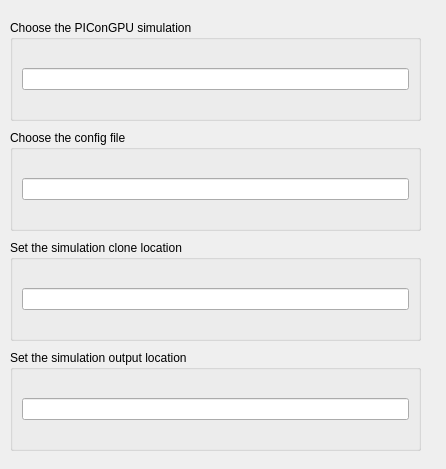
SCIInstitute/SCIRun, file src/Interface/Modules/ParticleInCell/PIConGPUDialog.ui: the form before one commit.
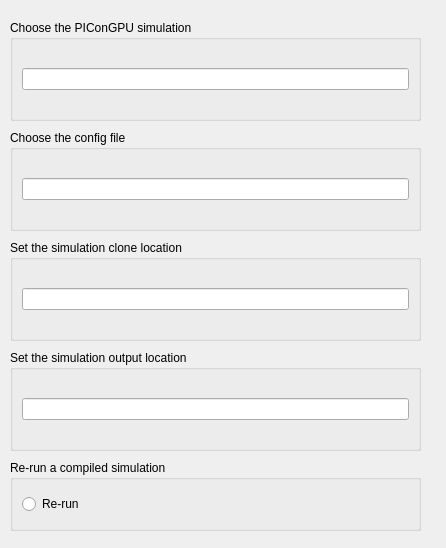
The form after the commit.

Commit message: new UI entry for Re-run

```diff
--- a/src/Interface/Modules/ParticleInCell/PIConGPUDialog.ui
+++ b/src/Interface/Modules/ParticleInCell/PIConGPUDialog.ui
@@ -7,7 +7,7 @@
     <x>0</x>
     <y>0</y>
     <width>446</width>
-    <height>469</height>
+    <height>548</height>
    </rect>
   </property>
   <property name="sizePolicy">
@@ -19,7 +19,7 @@
   <property name="minimumSize">
    <size>
     <width>446</width>
-    <height>469</height>
+    <height>548</height>
    </size>
   </property>
   <property name="windowTitle">
@@ -97,6 +97,28 @@
     </item>
    </layout>
   </widget>
+  <widget class="QGroupBox" name="groupBox_8">
+   <property name="geometry">
+    <rect>
+     <x>10</x>
+     <y>460</y>
+     <width>411</width>
+     <height>71</height>
+    </rect>
+   </property>
+   <property name="title">
+    <string>Re-run a compiled simulation</string>
+   </property>
+   <layout class="QVBoxLayout" name="verticalLayout_6">
+    <item>
+     <widget class="QRadioButton" name="reRunButton_">
+      <property name="text">
+       <string>Re-run</string>
+      </property>
+     </widget>
+    </item>
+   </layout>
+  </widget>
  </widget>
  <resources/>
  <connections/>
```
The commit also changes 4 other files.
